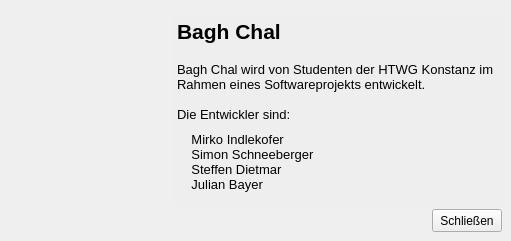
The window that BaghChal/BaghChal/infoWindow.ui (kaushaldeo/bagh-chal) describes before a commit, drawn with Qt 5.
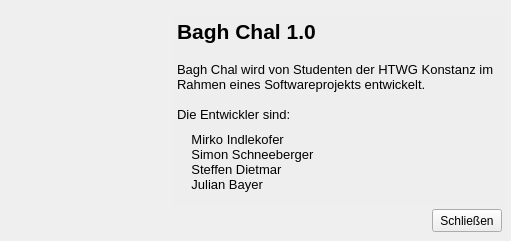
The same window after the commit. Icons and pictures are not drawn.

What changed in the file:
```diff
--- a/BaghChal/BaghChal/infoWindow.ui
+++ b/BaghChal/BaghChal/infoWindow.ui
@@ -85,7 +85,7 @@
 &lt;html&gt;&lt;head&gt;&lt;meta name=&quot;qrichtext&quot; content=&quot;1&quot; /&gt;&lt;style type=&quot;text/css&quot;&gt;
 p, li { white-space: pre-wrap; }
 &lt;/style&gt;&lt;/head&gt;&lt;body style=&quot; font-family:'MS Shell Dlg 2'; font-size:8.25pt; font-weight:400; font-style:normal;&quot;&gt;
-&lt;p style=&quot; margin-top:0px; margin-bottom:0px; margin-left:0px; margin-right:0px; -qt-block-indent:0; text-indent:0px;&quot;&gt;&lt;span style=&quot; font-size:16pt; font-weight:600;&quot;&gt;Bagh Chal&lt;/span&gt;&lt;/p&gt;
+&lt;p style=&quot; margin-top:0px; margin-bottom:0px; margin-left:0px; margin-right:0px; -qt-block-indent:0; text-indent:0px;&quot;&gt;&lt;span style=&quot; font-size:16pt; font-weight:600;&quot;&gt;Bagh Chal 1.0&lt;/span&gt;&lt;/p&gt;
 &lt;p style=&quot;-qt-paragraph-type:empty; margin-top:0px; margin-bottom:0px; margin-left:0px; margin-right:0px; -qt-block-indent:0; text-indent:0px; font-size:11pt;&quot;&gt;&lt;/p&gt;
 &lt;p style=&quot; margin-top:0px; margin-bottom:0px; margin-left:0px; margin-right:0px; -qt-block-indent:0; text-indent:0px;&quot;&gt;&lt;span style=&quot; font-size:10pt;&quot;&gt;Bagh Chal wird von Studenten der HTWG Konstanz im Rahmen eines Softwareprojekts entwickelt.&lt;/span&gt;&lt;/p&gt;
 &lt;p style=&quot;-qt-paragraph-type:empty; margin-top:0px; margin-bottom:0px; margin-left:0px; margin-right:0px; -qt-block-indent:0; text-indent:0px; font-size:10pt;&quot;&gt;&lt;/p&gt;
```
